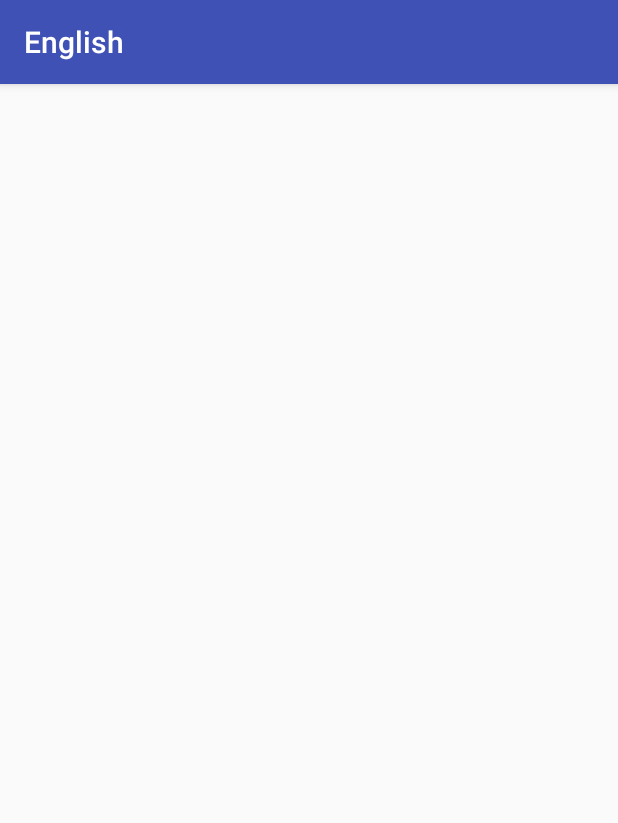
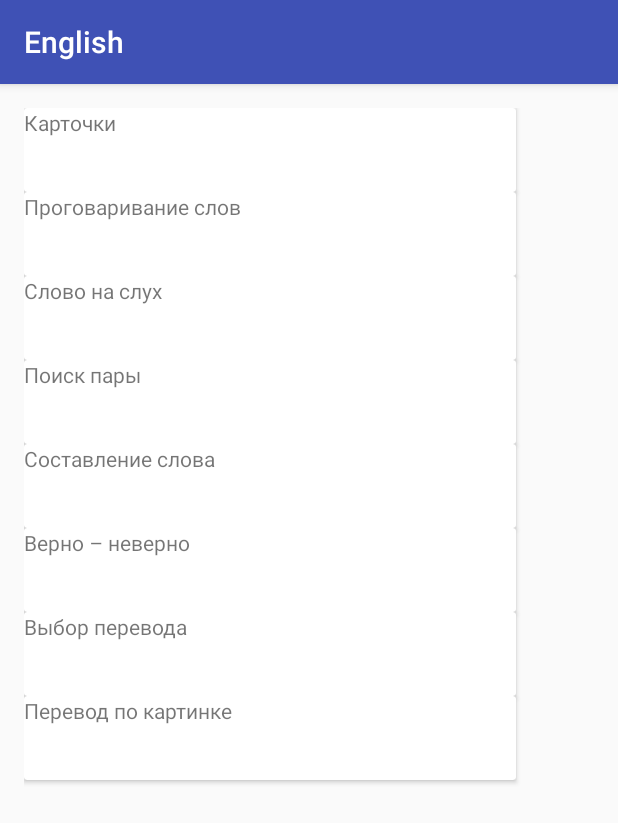
Before and after one commit to bobrusha/study_english, an Android app: the screen it shows after launch (MainActivity), on a phone screen of 412 x 824 dp. Shown: the top 823 px of the screen. Run offline under Robolectric (Android 15) with nearby library versions, the phone set to English and light mode, and no system bars.

Commit message:
Added recycler view for main fragment.

```diff
--- a/app/build.gradle
+++ b/app/build.gradle
@@ -23,5 +23,6 @@ dependencies {
     compile fileTree(dir: 'libs', include: ['*.jar'])
     testCompile 'junit:junit:4.12'
     compile 'com.android.support:appcompat-v7:24.1.0'
-    compile 'com.android.support:cardview-v7:23.3.0'
+    compile 'com.android.support:cardview-v7:24.1.0'
+    compile 'com.android.support:recyclerview-v7:24.1.0'
 }
--- /dev/null
+++ b/app/src/main/java/com/bobrusha/android/yandex/english/TrainingAdapter.java
@@ -0,0 +1,51 @@
+package com.bobrusha.android.yandex.english;
+
+import android.support.v7.widget.RecyclerView;
+import android.view.LayoutInflater;
+import android.view.View;
+import android.view.ViewGroup;
+import android.widget.TextView;
+
+import java.util.List;
+
+/**
+ * Created by Aleksandra on 23/07/16.
+ */
+public class TrainingAdapter extends RecyclerView.Adapter<TrainingAdapter.TrainingViewHolder> {
+    private final List<String> dataset;
+
+    public TrainingAdapter(List<String> dataset) {
+        this.dataset = dataset;
+    }
+
+    @Override
+    public TrainingViewHolder onCreateViewHolder(ViewGroup parent, int viewType) {
+        View v = LayoutInflater.from(parent.getContext()).inflate(R.layout.view_choose_training, parent, false);
+        return new TrainingViewHolder(v);
+    }
+
+    @Override
+    public void onBindViewHolder(TrainingViewHolder holder, int position) {
+        if (position < dataset.size()) {
+            holder.bind(dataset.get(position));
+        }
+    }
+
+    @Override
+    public int getItemCount() {
+        return dataset != null ? dataset.size() : 0;
+    }
+
+    public class TrainingViewHolder extends RecyclerView.ViewHolder {
+        private final TextView trainingNameTextView;
+
+        public TrainingViewHolder(View itemView) {
+            super(itemView);
+            trainingNameTextView = (TextView) itemView.findViewById(R.id.text_view_name_of_training);
+        }
+
+        public void bind(final String training) {
+            trainingNameTextView.setText(training);
+        }
+    }
+}
--- a/app/src/main/java/com/bobrusha/android/yandex/english/ui/fragment/MainFragment.java
+++ b/app/src/main/java/com/bobrusha/android/yandex/english/ui/fragment/MainFragment.java
@@ -1,11 +1,38 @@
 package com.bobrusha.android.yandex.english.ui.fragment;
 
+import android.os.Bundle;
+import android.support.annotation.Nullable;
 import android.support.v4.app.Fragment;
+import android.support.v7.widget.LinearLayoutManager;
+import android.support.v7.widget.RecyclerView;
+import android.view.LayoutInflater;
+import android.view.View;
+import android.view.ViewGroup;
+
+import com.bobrusha.android.yandex.english.R;
+import com.bobrusha.android.yandex.english.TrainingAdapter;
+
+import java.util.Arrays;
 
 /**
  * Created by Aleksandra on 23/07/16.
  */
 public class MainFragment extends Fragment {
+    private RecyclerView recyclerView;
+
+    @Nullable
+    @Override
+    public View onCreateView(LayoutInflater inflater, @Nullable ViewGroup container, @Nullable Bundle savedInstanceState) {
+        View v = inflater.inflate(R.layout.frag_main, container, false);
+
+        String[] menu = getResources().getStringArray(R.array.main_menu);
+
+        recyclerView = (RecyclerView) v.findViewById(R.id.rw_trainings);
+        recyclerView.setLayoutManager(new LinearLayoutManager(getActivity()));
+        recyclerView.setAdapter(new TrainingAdapter(Arrays.asList(menu)));
 
 
+
+        return v;
+    }
 }
--- /dev/null
+++ b/app/src/main/res/layout/view_choose_training.xml
@@ -0,0 +1,11 @@
+<?xml version="1.0" encoding="utf-8"?>
+<android.support.v7.widget.CardView xmlns:android="http://schemas.android.com/apk/res/android"
+                                    android:layout_width="328dp"
+                                    android:layout_height="56dp">
+
+    <TextView
+        android:id="@+id/text_view_name_of_training"
+        android:layout_width="wrap_content"
+        android:layout_height="wrap_content"/>
+
+</android.support.v7.widget.CardView>
--- a/app/src/main/res/values/strings.xml
+++ b/app/src/main/res/values/strings.xml
@@ -2,14 +2,15 @@
     <string name="app_name">English</string>
 
     <!-- Main Fragment -->
-
-    <string name="training_cards">Карточки</string>
-    <string name="training_speak_words">Проговаривание слов</string>
-    <string name="training_listen_words">Слово на слух</string>
-    <string name="training_find_pair">Поиск пары</string>
-    <string name="training_make_word">Составление слова</string>
-    <string name="training_correct_not_correct">Верно – неверно</string>
-    <string name="training_choose_translation">Выбор перевода</string>
-    <string name="training_translate_image">Перевод по картинке</string>
+    <string-array name="main_menu">
+        <item name="training_cards">Карточки</item>
+        <item name="training_speak_words">Проговаривание слов</item>
+        <item name="training_listen_words">Слово на слух</item>
+        <item name="training_find_pair">Поиск пары</item>
+        <item name="training_make_word">Составление слова</item>
+        <item name="training_correct_not_correct">Верно – неверно</item>
+        <item name="training_choose_translation">Выбор перевода</item>
+        <item name="training_translate_image">Перевод по картинке</item>
+    </string-array>
 
 </resources>
```
Also changed, not shown: app/src/main/res/layout/frag_main.xml (+3 -43 lines).
